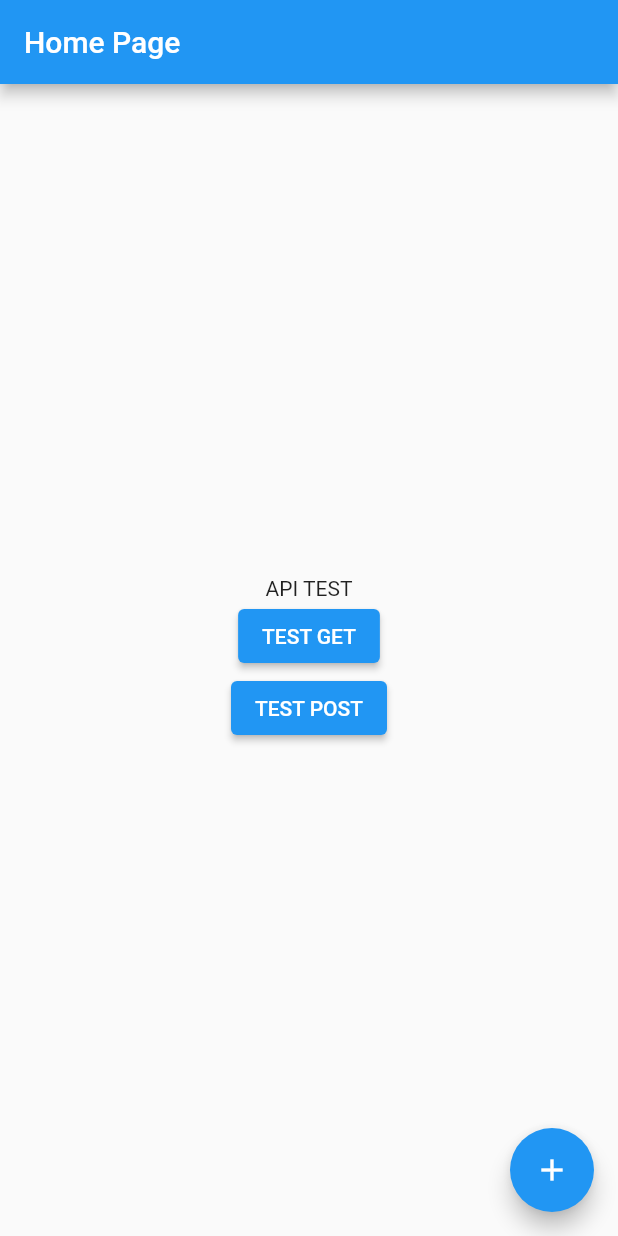
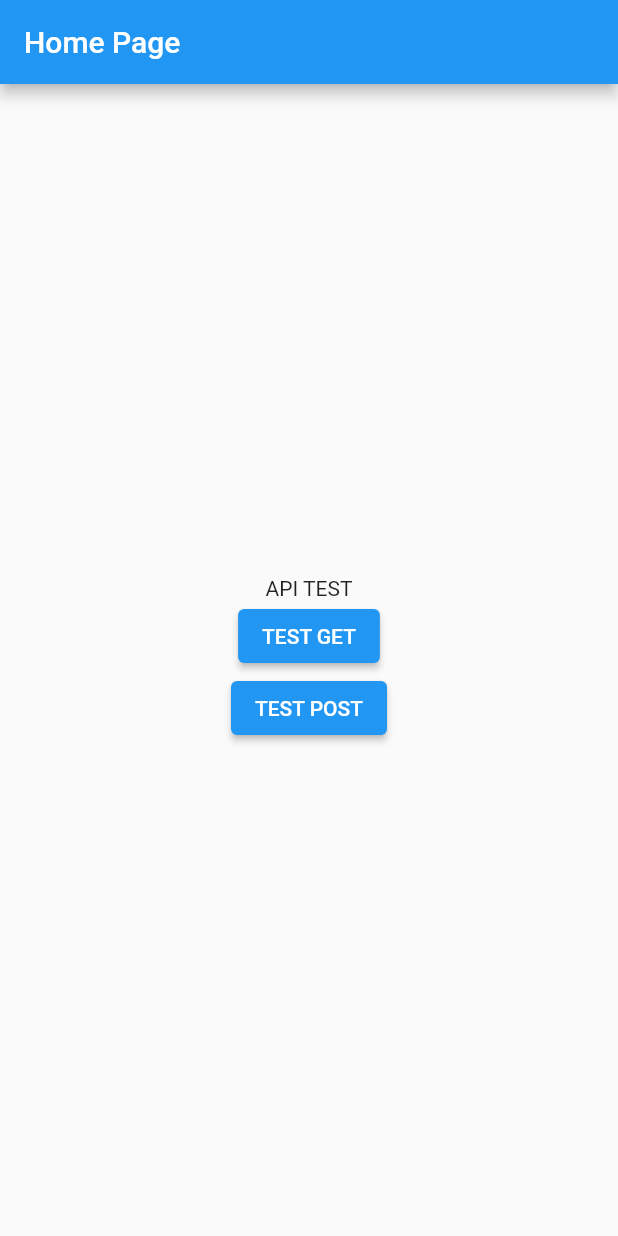
Before and after one commit to giovane-bortoli/dio_project, a Flutter app: the screen it shows after launch, after a tap on "TEST POST", on a phone screen of 412 x 824 dp. Run offline on Flutter 3.47's test engine with Material 2 defaults, Android fonts, the phone set to English and light mode, and no system bars; our stand-ins replace dio, flutter_dotenv, get_it, mobx; generated files the repository leaves out were written again; network calls fail.

```diff
--- a/lib/features/dio_test/services/post_annoucements.dart
+++ b/lib/features/dio_test/services/post_annoucements.dart
@@ -2,22 +2,21 @@ import 'dart:developer';
 
 import 'package:dio/dio.dart';
 import 'package:dio_project/features/dio_test/models/location_model.dart';
+import 'package:dio_project/features/dio_test/models/post_annoucements_model.dart';
 import 'package:dio_project/main.dart';
 import 'package:dio_project/shared/client/dio_impl.dart';
 import 'package:dio_project/shared/utils/app_configs.dart';
 
 class PostAnnoucements {
-  //TODO DÚVIDA, NESSE MÉTODO COMO PASSAR O AUTHORIZATION E TOKEN SE NECESSÁRIO
+  //TODO DÚVIDA, NESSE MÉTODO COMO PASSAR O AUTHORIZATION E TOKEN SE NECESSÁRIO E ENTENDER O ENVIO DO POST E QUAIS PARAMETROS DIFERENTES DO GET
   final dio = Dio();
-  // Future<List<PostAnnoucementsModel>> postAnnoucements() async {
+  // Future<PostAnnoucementsModel> postAnnoucements() async {
   final client = getIt<DioImpl>();
 
   //   final response = await client.post('${AppConfigs.mockUrl}');
   //   if (response.statusCode == 200) {
   //     inspect(response);
-  //     return List.from(response.data)
-  //         .map((e) => PostAnnoucementsModel.fromJson(e))
-  //         .toList();
+  //     return PostAnnoucementsModel.fromJson(response.data);
   //   } else {
   //     throw Exception();
   //   }
@@ -51,6 +50,11 @@ class PostAnnoucements {
       await dio.post(
         uri,
         data: form,
+        options: Options(
+          headers: {
+            'Content-Type': 'application/json',
+          },
+        ),
       );
     } catch (_) {
       throw Exception();
--- a/lib/features/dio_test/views/home_screen.dart
+++ b/lib/features/dio_test/views/home_screen.dart
@@ -1,4 +1,5 @@
 import 'package:dio_project/features/dio_test/services/get_announcements.dart';
+import 'package:dio_project/features/dio_test/services/post_annoucements.dart';
 import 'package:dio_project/main.dart';
 import 'package:flutter/material.dart';
 
@@ -35,20 +36,13 @@ class _MyHomePageState extends State<MyHomePage> {
             ),
             ElevatedButton(
               onPressed: () {
-                annoucementStore.postAnnoucements();
+                PostAnnoucements().postAnnoucements();
               },
               child: const Text('TEST POST'),
             )
           ],
         ),
       ),
-      floatingActionButton: FloatingActionButton(
-        onPressed: () {
-          GetAnnoucements().getAnnoucements();
-        },
-        tooltip: 'Increment',
-        child: const Icon(Icons.add),
-      ),
     );
   }
 }
```
Also changed, not shown: lib/features/dio_test/models/post_annoucements_model.dart (+16 -1 lines), lib/shared/client/dio_impl.dart (+4 -4 lines), 1 other file.
